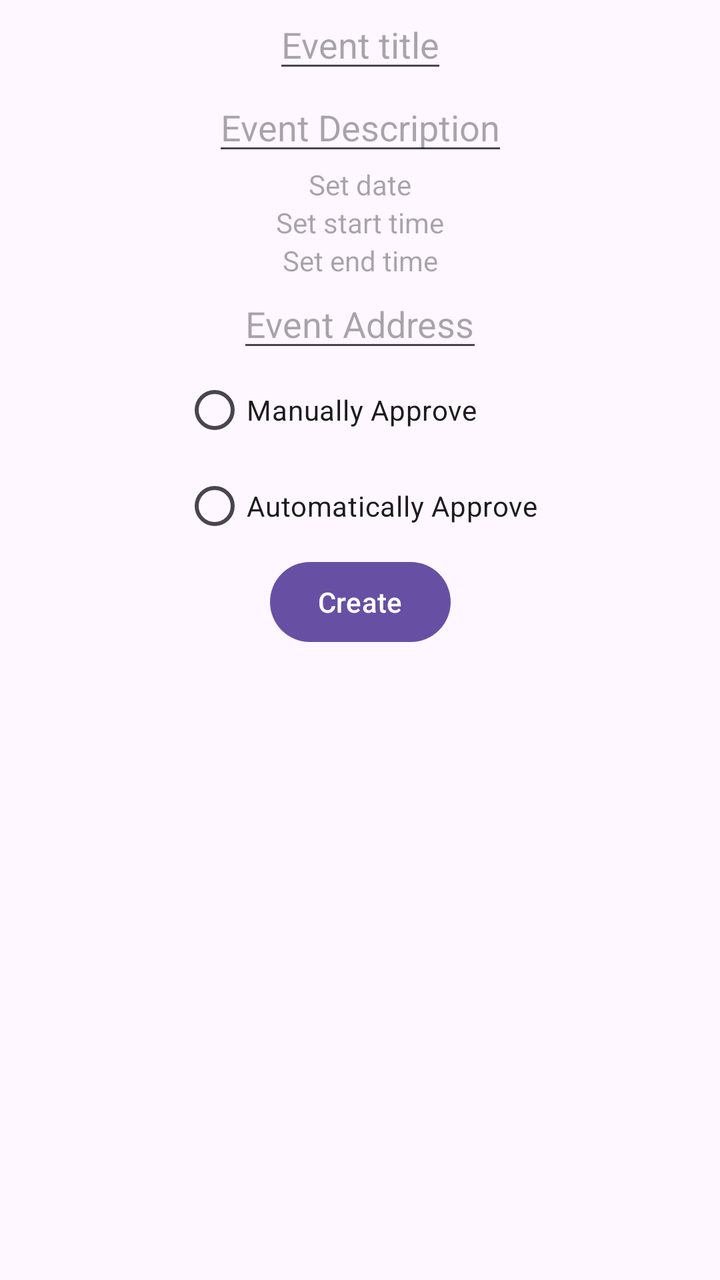
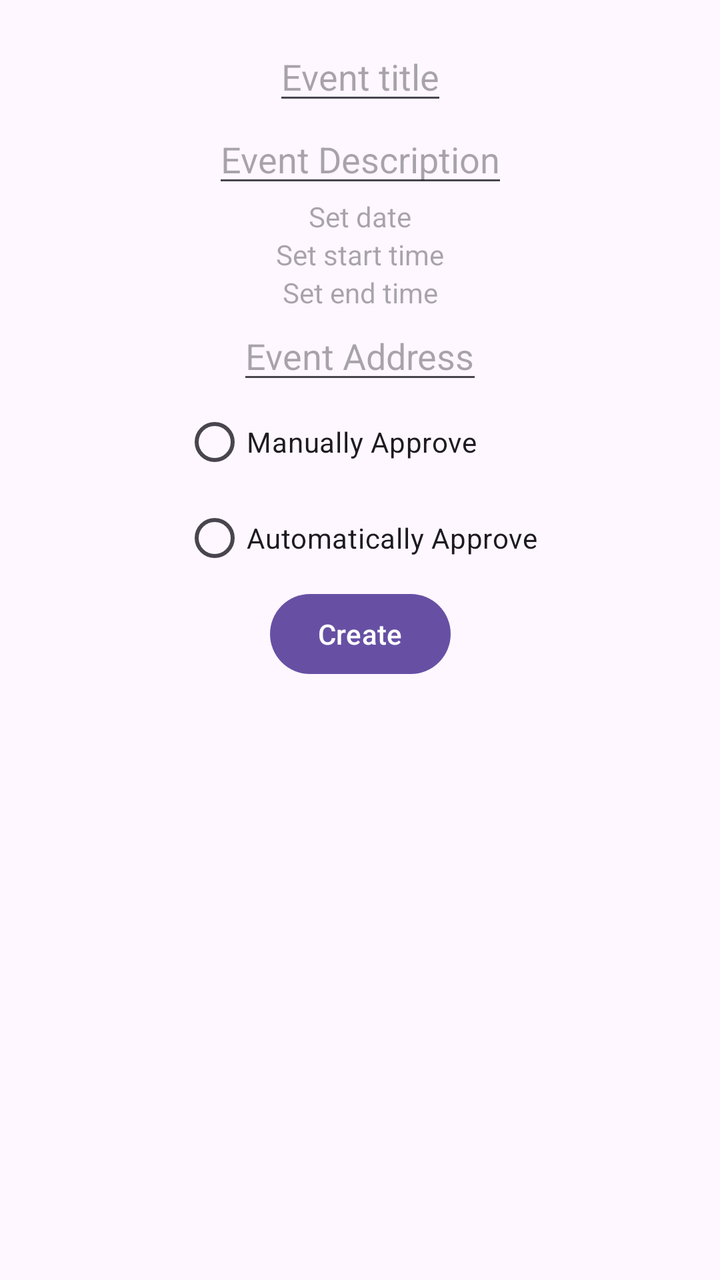

Screens rendered from an Android XML layout before and after an edit, with the pre-edit source and the edit as a unified diff.
<!-- AndroidManifest.xml: application theme Theme.Projectgroup32 -->
<!-- res/layout/activity_create_event.xml -->
<?xml version="1.0" encoding="utf-8"?>
<androidx.constraintlayout.widget.ConstraintLayout xmlns:android="http://schemas.android.com/apk/res/android"
    xmlns:app="http://schemas.android.com/apk/res-auto"
    xmlns:tools="http://schemas.android.com/tools"
    android:id="@+id/main"
    android:layout_width="match_parent"
    android:layout_height="match_parent"
    android:layout_marginTop="10dp"
    tools:context=".CreateEventActivity">

    <EditText
        android:id="@+id/title"
        android:layout_width="wrap_content"
        android:layout_height="wrap_content"
        android:hint="Event title"
        android:inputType="text"
        app:layout_constraintEnd_toEndOf="parent"
        app:layout_constraintStart_toStartOf="parent"/>

    <EditText
        android:id="@+id/description"
        android:layout_width="wrap_content"
        android:layout_height="wrap_content"
        android:hint="Event Description"
        android:inputType="text"
        app:layout_constraintStart_toStartOf="parent"
        app:layout_constraintEnd_toEndOf="parent"
        app:layout_constraintTop_toBottomOf="@+id/title" />


    <TextView
        android:id="@+id/date"
        android:layout_width="wrap_content"
        android:layout_height="wrap_content"
        android:hint="Set date"
        app:layout_constraintStart_toStartOf="parent"
        app:layout_constraintEnd_toEndOf="parent"
        app:layout_constraintTop_toBottomOf="@+id/description" />

    <TextView
        android:id="@+id/start_time"
        android:layout_width="wrap_content"
        android:layout_height="wrap_content"
        android:hint="Set start time"
        app:layout_constraintStart_toStartOf="parent"
        app:layout_constraintEnd_toEndOf="parent"
        app:layout_constraintTop_toBottomOf="@+id/date" />

    <TextView
        android:id="@+id/end_time"
        android:layout_width="wrap_content"
        android:layout_height="wrap_content"
        android:hint="Set end time"
        app:layout_constraintStart_toStartOf="parent"
        app:layout_constraintEnd_toEndOf="parent"
        app:layout_constraintTop_toBottomOf="@+id/start_time" />

    <EditText
        android:id="@+id/address"
        android:layout_width="wrap_content"
        android:layout_height="wrap_content"
        android:hint="Event Address"
        android:inputType="text"
        app:layout_constraintEnd_toEndOf="parent"
        app:layout_constraintStart_toStartOf="parent"
        app:layout_constraintTop_toBottomOf="@+id/end_time" />

    <RadioGroup
        android:id="@+id/radioGroup"
        android:layout_width="wrap_content"
        android:layout_height="wrap_content"
        app:layout_constraintStart_toStartOf="parent"
        app:layout_constraintEnd_toEndOf="parent"
        app:layout_constraintTop_toBottomOf="@+id/address">

        <RadioButton
            android:id="@+id/manualRB"
            android:layout_width="wrap_content"
            android:layout_height="wrap_content"
            app:layout_constraintStart_toStartOf="parent"
            app:layout_constraintEnd_toEndOf="parent"
            android:text="Manually Approve" />

        <RadioButton
            android:id="@+id/autoRB"
            android:layout_width="wrap_content"
            android:layout_height="wrap_content"
            app:layout_constraintStart_toStartOf="parent"
            app:layout_constraintEnd_toEndOf="parent"
            android:text="Automatically Approve"/>

    </RadioGroup>


    <Button
        android:id="@+id/create_submit"
        android:layout_width="wrap_content"
        android:layout_height="wrap_content"
        android:text="Create"
        app:layout_constraintEnd_toEndOf="parent"
        app:layout_constraintStart_toStartOf="parent"
        app:layout_constraintTop_toBottomOf="@+id/radioGroup" />

</androidx.constraintlayout.widget.ConstraintLayout>
<!-- resources referenced by this layout -->
<resources>
  <style name="Theme.Projectgroup32" parent="Base.Theme.Projectgroup32" />
  <style name="Base.Theme.Projectgroup32" parent="Theme.Material3.DayNight.NoActionBar">
          
          
      </style>
</resources>

<!-- the commit's change to res/layout/activity_create_event.xml (unified diff, before → after) -->
@@ -12,10 +12,13 @@
         android:id="@+id/title"
         android:layout_width="wrap_content"
         android:layout_height="wrap_content"
+        android:layout_marginTop="16dp"
         android:hint="Event title"
         android:inputType="text"
         app:layout_constraintEnd_toEndOf="parent"
-        app:layout_constraintStart_toStartOf="parent"/>
+        app:layout_constraintHorizontal_bias="0.501"
+        app:layout_constraintStart_toStartOf="parent"
+        app:layout_constraintTop_toTopOf="parent" />
 
     <EditText
         android:id="@+id/description"
